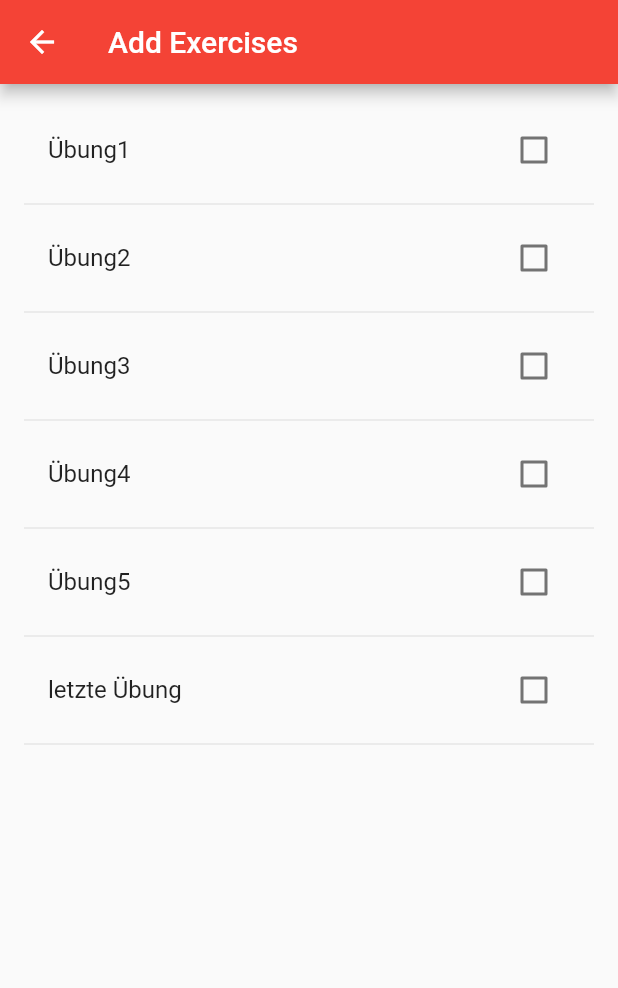
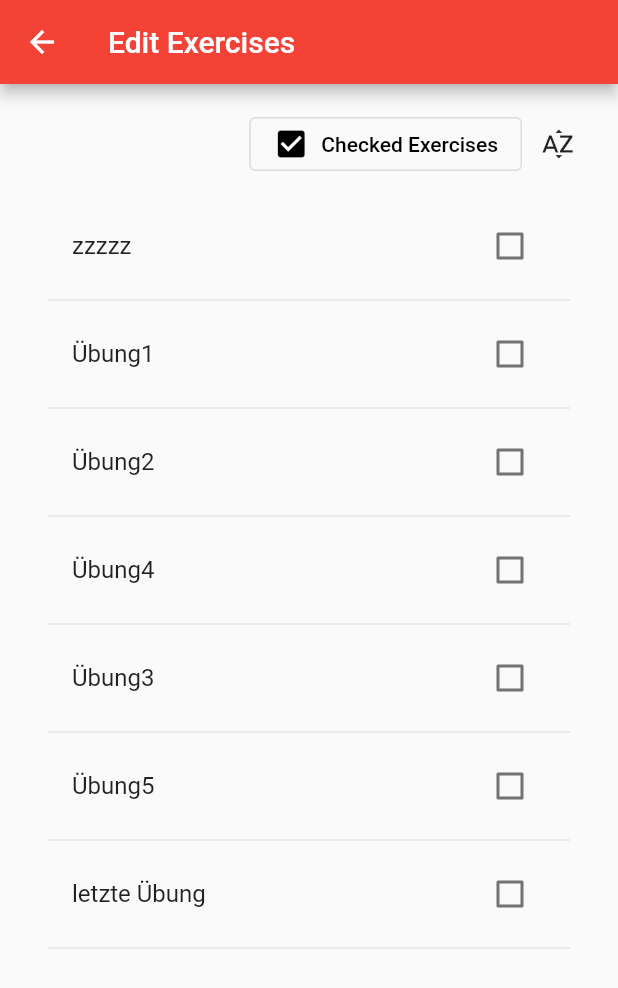
Before and after one commit to TorbenStriegel/Fit4You-FitnessApp, a Flutter app: the screen it shows after launch, after a tap on "Add Exercise", on a phone screen of 412 x 824 dp. Shown: the top 988 px of the screen. Run offline on Flutter 3.47's test engine with Material 2 defaults, Android fonts, the phone set to English and light mode, and no system bars.

Commit message:
Adjusted second page.

```diff
--- a/lib/secondPage.dart
+++ b/lib/secondPage.dart
@@ -3,8 +3,6 @@ import 'package:flutter/cupertino.dart';
 import 'package:flutter/material.dart';
 
 class SecondPage extends StatefulWidget {
-
-
   @override
   State<StatefulWidget> createState() {
     return _SecondPageState();
@@ -12,34 +10,87 @@ class SecondPage extends StatefulWidget {
 }
 
 class _SecondPageState extends State<SecondPage> {
+  bool showCheckedExercises = true;
+  bool sortABC = false;
   List<String> _exerciseAll = <String>[
+    "zzzzz",
     "Übung1",
     "Übung2",
+    "Übung4",
     "Übung3",
-    "Übung4",
     "Übung5",
     "letzte Übung",
   ];
   bool isChecked = false;
 
-
   @override
   Widget build(BuildContext context) {
     return Scaffold(
-      appBar: AppBar(
-        title: Text("Add Exercises"),
-        leading: IconButton(
-          icon: Icon(Icons.arrow_back),
-          onPressed: () => Navigator.pop(context),
+        appBar: AppBar(
+          title: Text("Edit Exercises"),
+          leading: IconButton(
+            icon: Icon(Icons.arrow_back),
+            onPressed: () => Navigator.pop(context),
+          ),
         ),
-      ),
-      body: _buildListToAddExercises(),
-    );
+        body: Padding(
+          padding: const EdgeInsets.all(16.0),
+          child: Column(
+            mainAxisAlignment: MainAxisAlignment.spaceBetween,
+            children: [
+              Row(
+                mainAxisAlignment: MainAxisAlignment.end,
+                children: [
+                  OutlinedButton.icon(
+                    onPressed: () {
+                      setState(() {
+                        showCheckedExercises = !showCheckedExercises;
+                      });
+                    },
+                    style: TextButton.styleFrom(
+                      foregroundColor: Colors.black,
+                    ),
+                    icon: Icon(
+                      showCheckedExercises
+                          ? Icons.check_box
+                          : Icons.check_box_outline_blank,
+                      size: 24.0,
+                    ),
+                    label: Text('Checked Exercises'),
+                  ),
+                  IconButton(
+                    onPressed: () {
+                      setState(() {
+                        if (!sortABC) {
+                          sortABC = true;
+                          _exerciseAll.sort(
+                              (a, b) => a.toString().compareTo(b.toString()));
+                        } else {
+                          sortABC = false;
+                          _exerciseAll.sort(
+                              (b, a) => a.toString().compareTo(b.toString()));
+                        }
+                      });
+                    },
+                    icon: Icon(Icons.sort_by_alpha_sharp),
+                  ),
+                ],
+              ),
+              Flexible(child: _buildListToAddExercises())
+            ],
+          ),
+        ));
   }
 
   Widget _buildListToAddExercises() {
+    final _exercisePersonal = context
+        .dependOnInheritedWidgetOfExactType<Configuration>()!
+        .exercisePersonal;
     List<String> _exerciseAllCopy = [..._exerciseAll];
-    //_exerciseAllCopy.removeWhere((item) => _exercisePersonal.contains(item));
+    showCheckedExercises
+        ? null
+        : _exerciseAllCopy
+            .removeWhere((item) => _exercisePersonal.contains(item));
     return ListView.builder(
       itemCount: _exerciseAllCopy.length * 2,
       padding: EdgeInsets.all(16),
@@ -53,12 +104,9 @@ class _SecondPageState extends State<SecondPage> {
   }
 
   Widget _checkbox(bool isInPersonalExerciseList) {
-    return Checkbox(value: isInPersonalExerciseList,
-        onChanged: (value) =>
-        {
-          value = !isInPersonalExerciseList,
-          print(value)
-        });
+    return Checkbox(
+        value: isInPersonalExerciseList,
+        onChanged: (value) => {value = !isInPersonalExerciseList});
   }
 
   Widget _buildRowToAddExercises(String exercise) {
```
